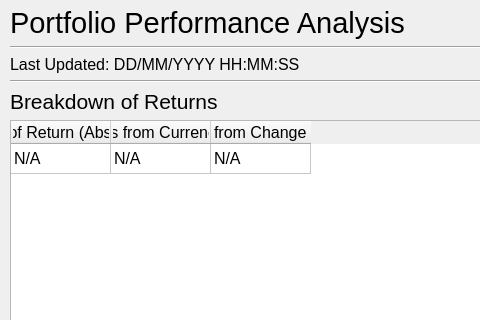
First picture: the form in src/ui/portfolio_performance.ui, repository IsaacCheng9/trading-portfolio-tracker, before the edit; both pictures show x 0 to 480 and y 0 to 320 of the 800 by 600 pixel window.
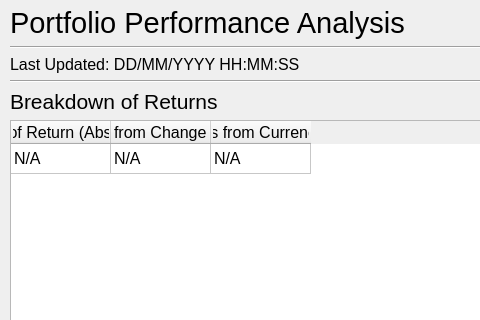
Second picture: the form after the edit.

Commit message: Move change in value before currency risk

The edit to the form file:
```diff
--- a/src/ui/portfolio_performance.ui
+++ b/src/ui/portfolio_performance.ui
@@ -96,12 +96,12 @@
       </column>
       <column>
        <property name="text">
-        <string>Returns from Currency Risk</string>
+        <string>Returns from Change of Value</string>
        </property>
       </column>
       <column>
        <property name="text">
-        <string>Returns from Change of Value</string>
+        <string>Returns from Currency Risk</string>
        </property>
       </column>
       <item row="0" column="0">
```
The commit also changes 1 other file.
